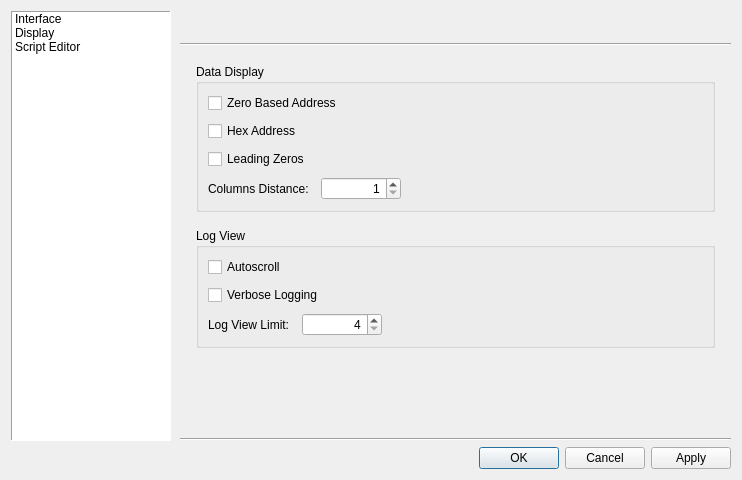
First picture: the form in src/dialogs/dialogpreferences.ui, repository sanny32/OpenModSim, before the edit.
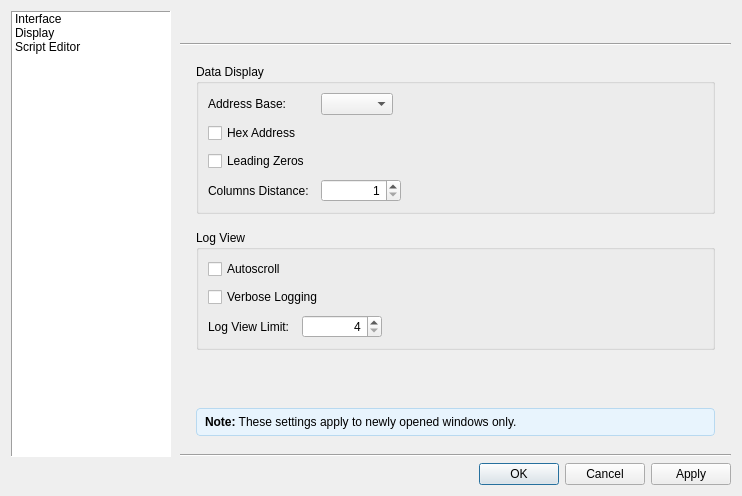
Second picture: the form after the edit. The open tabs and pages were chosen to show the change. Icons and pictures are not drawn. Custom widgets are drawn as their Qt base class.

What changed in the file:
```diff
--- a/src/dialogs/dialogpreferences.ui
+++ b/src/dialogs/dialogpreferences.ui
@@ -7,7 +7,7 @@
     <x>0</x>
     <y>0</y>
     <width>680</width>
-    <height>480</height>
+    <height>496</height>
    </rect>
   </property>
   <property name="windowTitle">
@@ -127,6 +127,9 @@
          </item>
          <item>
           <widget class="QStackedWidget" name="stackedWidget">
+           <property name="autoFillBackground">
+            <bool>true</bool>
+           </property>
            <property name="currentIndex">
             <number>0</number>
            </property>
@@ -497,10 +500,20 @@
                 <property name="verticalSpacing">
                  <number>8</number>
                 </property>
-                <item row="0" column="0" colspan="2">
-                 <widget class="QCheckBox" name="zeroBasedAddrCheck">
+                <item row="0" column="0">
+                 <widget class="QLabel" name="labelAddressBase">
                   <property name="text">
-                   <string>Zero Based Address</string>
+                   <string>Address Base:</string>
+                  </property>
+                 </widget>
+                </item>
+                <item row="0" column="1">
+                 <widget class="AddressBaseComboBox" name="comboBoxAddressBase">
+                  <property name="sizePolicy">
+                   <sizepolicy hsizetype="Fixed" vsizetype="Fixed">
+                    <horstretch>0</horstretch>
+                    <verstretch>0</verstretch>
+                   </sizepolicy>
                   </property>
                  </widget>
                 </item>
@@ -627,6 +640,46 @@
                </property>
               </spacer>
              </item>
+             <item>
+              <widget class="QFrame" name="frameDisplayNote">
+               <property name="styleSheet">
+                <string notr="true">background-color: #E8F4FD; border: 1px solid #B8D9F0; border-radius: 4px;</string>
+               </property>
+               <property name="frameShape">
+                <enum>QFrame::Shape::StyledPanel</enum>
+               </property>
+               <property name="frameShadow">
+                <enum>QFrame::Shadow::Plain</enum>
+               </property>
+               <layout class="QHBoxLayout" name="hlDisplayNote">
+                <property name="leftMargin">
+                 <number>8</number>
+                </property>
+                <property name="topMargin">
+                 <number>6</number>
+                </property>
+                <property name="rightMargin">
+                 <number>8</number>
+                </property>
+                <property name="bottomMargin">
+                 <number>6</number>
+                </property>
+                <item>
+                 <widget class="QLabel" name="labelDisplayNote">
+                  <property name="styleSheet">
+                   <string notr="true">border: none;</string>
+                  </property>
+                  <property name="text">
+                   <string>&lt;b&gt;Note:&lt;/b&gt; These settings apply to newly opened windows only.</string>
+                  </property>
+                  <property name="wordWrap">
+                   <bool>true</bool>
+                  </property>
+                 </widget>
+                </item>
+               </layout>
+              </widget>
+             </item>
             </layout>
            </widget>
            <widget class="QWidget" name="pageScript">
@@ -786,6 +839,11 @@
   </layout>
  </widget>
  <customwidgets>
+  <customwidget>
+   <class>AddressBaseComboBox</class>
+   <extends>QComboBox</extends>
+   <header>addressbasecombobox.h</header>
+  </customwidget>
   <customwidget>
    <class>ColorSwatch</class>
    <extends>QPushButton</extends>
```
Left out of the diff: 79 changed lines with no effect on the pictures.
